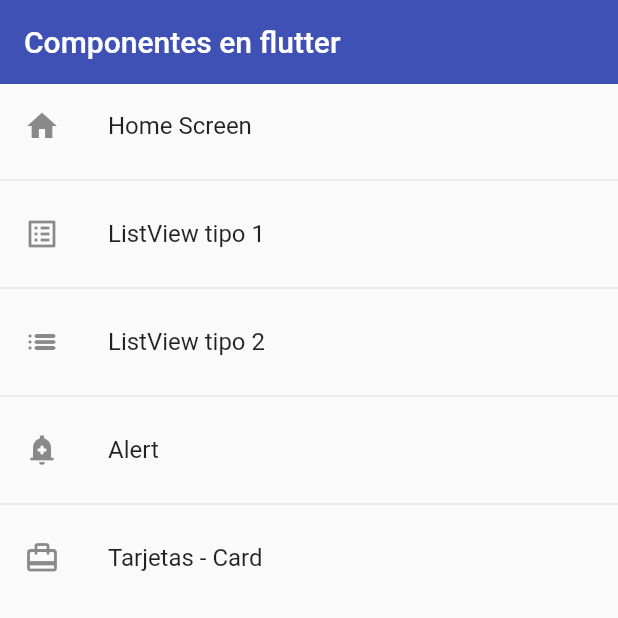
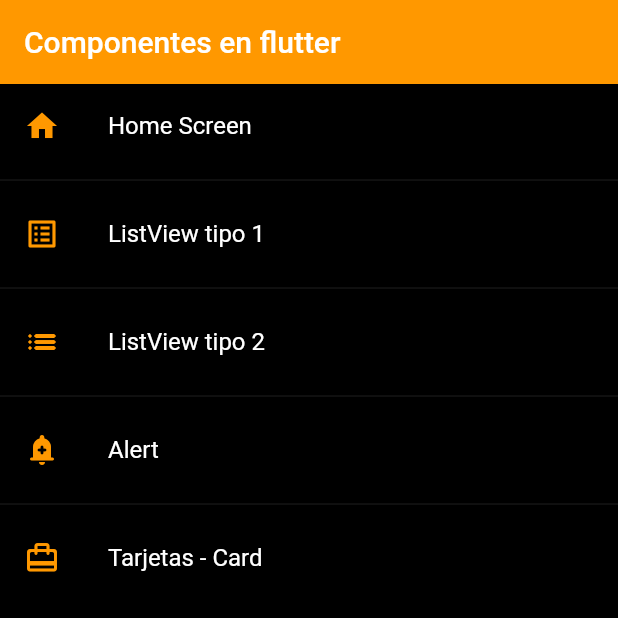
Before and after one commit to gnievap/componentes_flutter, a Flutter app: the screen it shows after launch, on a phone screen of 412 x 824 dp, the top half of it. Run offline on Flutter 3.47's test engine with Material 2 defaults, Android fonts, the phone set to English and light mode, and no system bars.

Commit message:
Modificación al tema de la app

```diff
--- a/lib/main.dart
+++ b/lib/main.dart
@@ -1,6 +1,6 @@
+import 'package:componentes_flutter/theme/app_theme.dart';
 import 'package:flutter/material.dart';
 import 'router/app_routes.dart';
-import 'screens/screens.dart';
 
 
 void main() => runApp(const MyApp());
@@ -17,16 +17,7 @@ class MyApp extends StatelessWidget {
       initialRoute: AppRoutes.initialRoute,
       routes: AppRoutes.getAppRoutes(),
       onGenerateRoute: AppRoutes.onGenerateRoute,
-      theme: ThemeData.light().copyWith(
-        // Color primario
-        primaryColor : Colors.indigo,
-        // AppBar Theme
-        appBarTheme: const AppBarTheme(
-          color: Colors.indigo,
-          elevation: 0,
-        ),
-
-      ),
+      theme: AppTheme.darkTheme,
     );
   }
 }
--- a/lib/screens/home_screen.dart
+++ b/lib/screens/home_screen.dart
@@ -1,5 +1,6 @@
 import 'package:componentes_flutter/router/app_routes.dart';
 import 'package:componentes_flutter/screens/screens.dart';
+import 'package:componentes_flutter/theme/app_theme.dart';
 import 'package:flutter/material.dart';
 
 class HomeScreen extends StatelessWidget {
@@ -19,7 +20,7 @@ class HomeScreen extends StatelessWidget {
       body: ListView.separated(
         itemBuilder: (context, index) => ListTile(
           title: Text( menuOptions[index].name ),
-          leading: Icon(menuOptions[index].icon),
+          leading: Icon(menuOptions[index].icon, color: AppTheme.primary),
           onTap: (){
             final route = MaterialPageRoute(builder: (context) => const ListView1Screen(),);
             // Destruye el stack de ventanas que tiene la app
--- /dev/null
+++ b/lib/theme/app_theme.dart
@@ -0,0 +1,30 @@
+
+import 'package:flutter/material.dart';
+
+class AppTheme {
+
+  static const Color primary = Colors.orange;
+
+  static final ThemeData lightTheme = ThemeData.light().copyWith(
+        // Color primario
+        primaryColor : Colors.indigo,
+        // AppBar Theme
+        appBarTheme: const AppBarTheme(
+          color: primary,
+          elevation: 0,
+        ),
+  );
+
+static final ThemeData darkTheme = ThemeData.dark().copyWith(
+        // Color primario
+        primaryColor : Colors.indigo,
+        // AppBar Theme
+        appBarTheme: const AppBarTheme(
+          color: primary,
+          elevation: 0,
+        ),
+    scaffoldBackgroundColor: Colors.black,
+  );
+
+
+}
```
